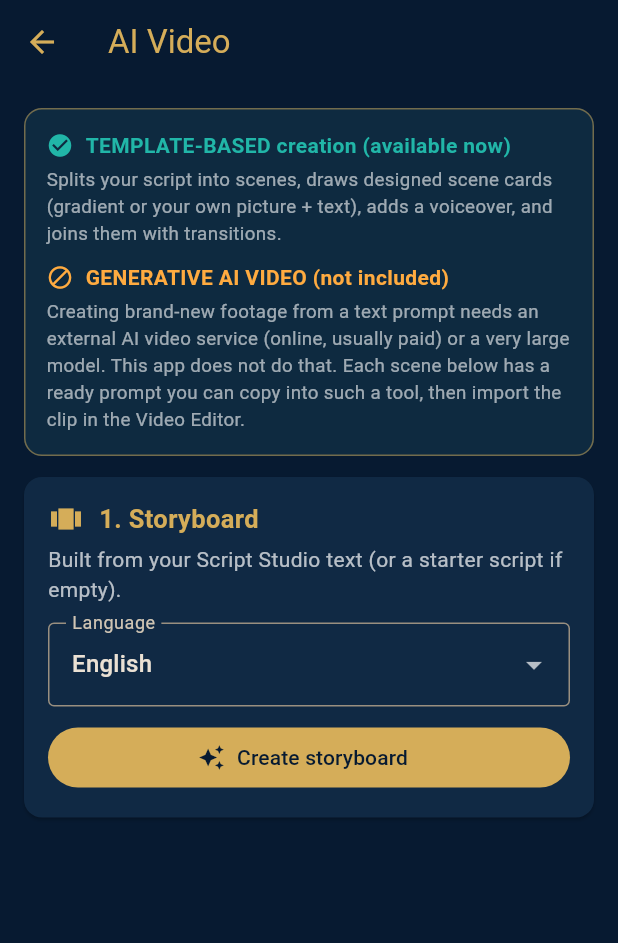
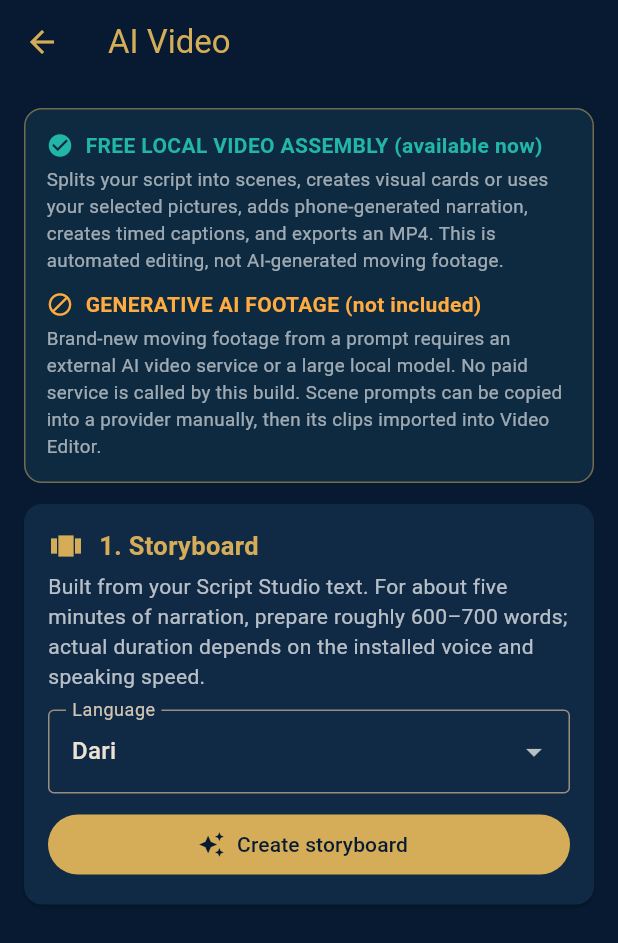
Before and after one commit to khialsahibi-coder/sahibiapp, a Flutter app: the screen it shows after launch, after a tap on "AI Video", on a phone screen of 412 x 824 dp. Shown: the top 943 px of the screen. Run offline on Flutter 3.47's test engine with Material 3 defaults, Android fonts, the phone set to English and light mode, and no system bars; our stand-ins replace audioplayers, file_picker, flutter_tts, share_plus, speech_to_text, video_player; missing offline and left inert: ffmpeg_kit_flutter_new, record.

Commit message:
Add files via upload

```diff
--- a/lib/main.dart
+++ b/lib/main.dart
@@ -18,7 +18,7 @@ import 'package:speech_to_text/speech_to_text.dart';
 import 'package:video_player/video_player.dart';
 
 // ---------------------------------------------------------------------------
-// SAHIBI VISION AI STUDIO  -  version 1.0
+// SAHIBI VISION AI STUDIO  -  upgraded local workflow
 // ---------------------------------------------------------------------------
 
 const navy = Color(0xFF071A31);
@@ -129,7 +129,7 @@ class Scene {
 // ---------------------------------------------------------------------------
 
 class AppState extends ChangeNotifier {
-  String language = 'English';
+  String language = 'Dari';
   final TextEditingController topic =
       TextEditingController(text: 'Never lose hope in Allah');
   final TextEditingController script = TextEditingController();
@@ -2216,11 +2216,11 @@ class _AiVideoPageState extends State<AiVideoPage> {
     try {
       if (useAiVoice) {
         final all = app.scenes.map((s) => s.text).join(' ');
-        final p = await synthesizeVoice(all, language: app.language);
+        final p = await synthesizeVoice(all, language: app.language, rate: 0.38, pitch: 0.82);
         if (p != null) {
           await useVoice(p, 'AI voice (${app.language}) — storyboard');
         } else if (mounted) {
-          toast(context, 'AI voice file could not be created: $lastTtsError  Scenes will use estimated timing.');
+          toast(context, 'Dari/system voice could not be created: $lastTtsError. Select a working voice in Voice Studio or use your own recording.');
         }
       }
       final n = app.scenes.length;
@@ -2251,7 +2251,16 @@ class _AiVideoPageState extends State<AiVideoPage> {
       app.transition = 'fade';
       app.transitionLen = td;
       app.cropToFill = true;
-      app.burnCaptions = false;
+      // Create one timed caption per scene and burn captions into the MP4.
+      // Caption timing follows the generated scene timeline; review it before publishing.
+      app.captions.clear();
+      var captionStart = 0.0;
+      for (var i = 0; i < n; i++) {
+        final captionEnd = captionStart + lens[i];
+        app.captions.add(Caption(captionStart, captionEnd, app.scenes[i].text));
+        captionStart = captionEnd - (i < n - 1 ? td : 0.0);
+      }
+      app.burnCaptions = true;
       app.changed();
       if (!mounted) return;
       setState(() {
@@ -2290,29 +2299,29 @@ class _AiVideoPageState extends State<AiVideoPage> {
               Icon(Icons.check_circle, color: teal, size: 18),
               SizedBox(width: 8),
               Expanded(
-                child: Text('TEMPLATE-BASED creation (available now)',
+                child: Text('FREE LOCAL VIDEO ASSEMBLY (available now)',
                     style: TextStyle(color: teal, fontWeight: FontWeight.bold)),
               ),
             ]),
             SizedBox(height: 4),
-            Note('Splits your script into scenes, draws designed scene cards (gradient or your own picture + text), adds a voiceover, and joins them with transitions.'),
+            Note('Splits your script into scenes, creates visual cards or uses your selected pictures, adds phone-generated narration, creates timed captions, and exports an MP4. This is automated editing, not AI-generated moving footage.'),
             SizedBox(height: 10),
             Row(children: [
               Icon(Icons.block, color: Colors.orangeAccent, size: 18),
               SizedBox(width: 8),
               Expanded(
-                child: Text('GENERATIVE AI VIDEO (not included)',
+                child: Text('GENERATIVE AI FOOTAGE (not included)',
                     style: TextStyle(color: Colors.orangeAccent, fontWeight: FontWeight.bold)),
               ),
             ]),
             SizedBox(height: 4),
-            Note('Creating brand-new footage from a text prompt needs an external AI video service (online, usually paid) or a very large model. This app does not do that. Each scene below has a ready prompt you can copy into such a tool, then import the clip in the Video Editor.'),
+            Note('Brand-new moving footage from a prompt requires an external AI video service or a large local model. No paid service is called by this build. Scene prompts can be copied into a provider manually, then its clips imported into Video Editor.'),
           ]),
         ),
         const SizedBox(height: 14),
         Panel(
           title: '1. Storyboard',
-          subtitle: 'Built from your Script Studio text (or a starter script if empty).',
+          subtitle: 'Built from your Script Studio text. For about five minutes of narration, prepare roughly 600–700 words; actual duration depends on the installed voice and speaking speed.',
           icon: Icons.view_carousel,
           child: Column(children: [
             const LangDropdown(),
```
